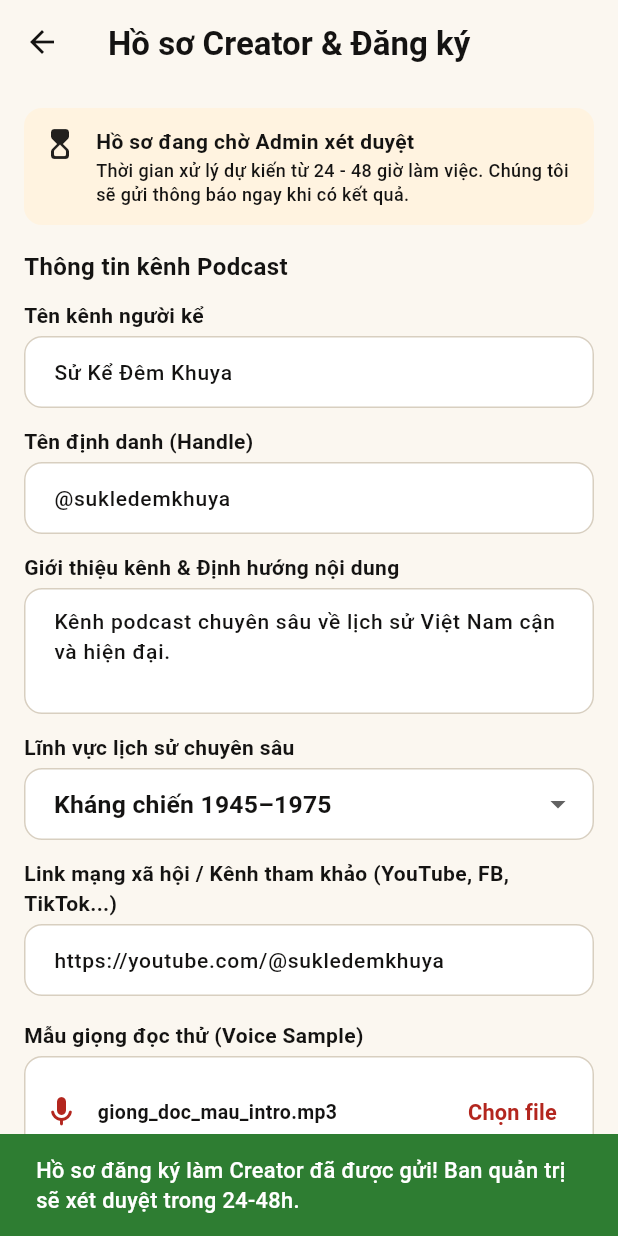
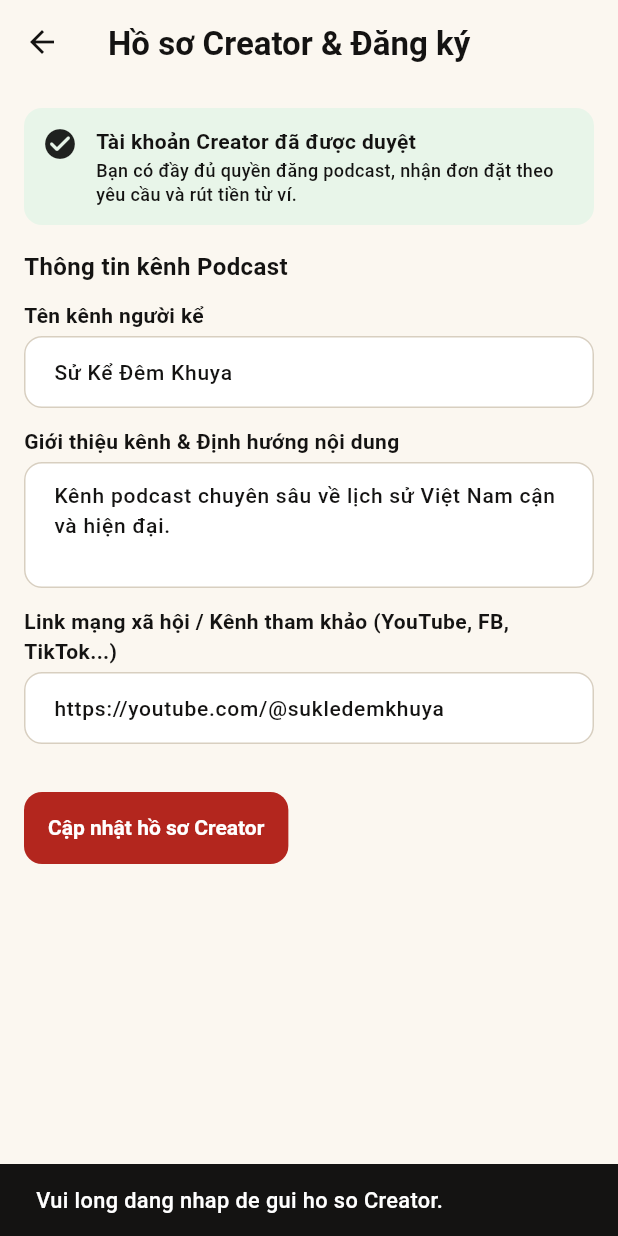
Before and after one commit to huynhngocduy3122021-sys/Podcast_History, a Flutter app: the CreatorRegistrationScreen screen opened directly, after a tap on "Cập nhật hồ sơ Creator", on a phone screen of 412 x 824 dp. Run offline on Flutter 3.47's test engine with Material 3 defaults, Android fonts, the phone set to English and light mode, and no system bars; our stand-ins replace fl_chart, flutter_riverpod; accounts and stored records are empty.

Commit message:
feat: Implement ApiCreatorRepository for creator registration and update related components

```diff
--- /dev/null
+++ b/Frontend/lib/features/creator_studio/data/repositories/api_creator_repository.dart
@@ -0,0 +1,67 @@
+import 'dart:convert';
+
+import 'package:http/http.dart' as http;
+import 'package:podcast_history/api_service.dart';
+import 'package:podcast_history/features/creator_studio/data/repositories/mock_creator_repository.dart';
+
+/// Uses the real backend for creator registration while keeping the other
+/// unfinished Creator Studio operations on the existing local implementation.
+class ApiCreatorRepository extends MockCreatorRepository {
+  ApiCreatorRepository({required this.accessToken, http.Client? client})
+    : _client = client ?? http.Client();
+
+  final String? accessToken;
+  final http.Client _client;
+
+  @override
+  Future<void> submitRegistration({
+    required String channelName,
+    required String handle,
+    required String bio,
+    required String category,
+    required String socialLink,
+    required String sampleVoiceName,
+  }) async {
+    final token = accessToken;
+    if (token == null || token.isEmpty) {
+      throw const ApiException('Vui long dang nhap de gui ho so Creator.', 401);
+    }
+
+    final response = await _client.post(
+      Uri.parse('$apiBaseUrl/api/creator-applications'),
+      headers: {
+        'Accept': 'application/json',
+        'Content-Type': 'application/json',
+        'Authorization': 'Bearer $token',
+        'ngrok-skip-browser-warning': 'true',
+      },
+      body: jsonEncode({
+        'channelName': channelName,
+        'introduction': bio,
+        'portfolioUrl': socialLink.isEmpty ? null : socialLink,
+      }),
+    );
+
+    if (response.statusCode < 200 || response.statusCode >= 300) {
+      throw ApiException(_errorMessage(response), response.statusCode);
+    }
+
+    await super.submitRegistration(
+      channelName: channelName,
+      handle: handle,
+      bio: bio,
+      category: category,
+      socialLink: socialLink,
+      sampleVoiceName: sampleVoiceName,
+    );
+  }
+
+  String _errorMessage(http.Response response) {
+    try {
+      final json = jsonDecode(response.body) as Map<String, dynamic>;
+      return '${json['message'] ?? 'Gui ho so that bai (${response.statusCode}).'}';
+    } catch (_) {
+      return 'Gui ho so that bai (${response.statusCode}).';
+    }
+  }
+}
--- a/Frontend/lib/features/creator_studio/presentation/controllers/creator_controller.dart
+++ b/Frontend/lib/features/creator_studio/presentation/controllers/creator_controller.dart
@@ -1,12 +1,16 @@
 import 'package:flutter_riverpod/flutter_riverpod.dart';
 import 'package:podcast_history/features/creator_studio/data/mock_creator_data.dart';
 import 'package:podcast_history/features/creator_studio/data/models/creator_models.dart';
-import 'package:podcast_history/features/creator_studio/data/repositories/mock_creator_repository.dart';
+import 'package:podcast_history/features/creator_studio/data/repositories/api_creator_repository.dart';
 import 'package:podcast_history/features/creator_studio/domain/creator_repository.dart';
 
 // Single repository instance
+final creatorAccessTokenProvider = Provider<String?>((ref) => null);
+
 final creatorRepositoryProvider = Provider<CreatorRepository>((ref) {
-  return MockCreatorRepository();
+  return ApiCreatorRepository(
+    accessToken: ref.watch(creatorAccessTokenProvider),
+  );
 });
 
 // Profile Controller
@@ -53,12 +57,14 @@
   }
 }
 
-final creatorProfileProvider = NotifierProvider<CreatorProfileNotifier, AsyncValue<CreatorProfile>>(
+final creatorProfileProvider =
+    NotifierProvider<CreatorProfileNotifier, AsyncValue<CreatorProfile>>(
       CreatorProfileNotifier.new,
     );
 
 // Podcasts Controller
-class CreatorPodcastsNotifier extends Notifier<AsyncValue<List<CreatorPodcast>>> {
+class CreatorPodcastsNotifier
+    extends Notifier<AsyncValue<List<CreatorPodcast>>> {
   @override
   AsyncValue<List<CreatorPodcast>> build() {
     return AsyncValue.data(MockCreatorData.podcasts);
@@ -107,12 +113,14 @@
   }
 }
 
-final creatorPodcastsProvider = NotifierProvider<CreatorPodcastsNotifier, AsyncValue<List<CreatorPodcast>>>(
+final creatorPodcastsProvider =
+    NotifierProvider<CreatorPodcastsNotifier, AsyncValue<List<CreatorPodcast>>>(
       CreatorPodcastsNotifier.new,
     );
 
 // Custom Requests Controller
-class CreatorRequestsNotifier extends Notifier<AsyncValue<List<PodcastRequest>>> {
+class CreatorRequestsNotifier
+    extends Notifier<AsyncValue<List<PodcastRequest>>> {
   @override
   AsyncValue<List<PodcastRequest>> build() {
     return AsyncValue.data(MockCreatorData.requests);
@@ -151,7 +159,8 @@
   }
 }
 
-final creatorRequestsProvider = NotifierProvider<CreatorRequestsNotifier, AsyncValue<List<PodcastRequest>>>(
+final creatorRequestsProvider =
+    NotifierProvider<CreatorRequestsNotifier, AsyncValue<List<PodcastRequest>>>(
       CreatorRequestsNotifier.new,
     );
 
@@ -175,13 +184,15 @@
 class WalletNotifier extends Notifier<AsyncValue<WalletState>> {
   @override
   AsyncValue<WalletState> build() {
-    return AsyncValue.data(WalletState(
+    return AsyncValue.data(
+      WalletState(
         available: 6850000,
         pending: 1200000,
         holding: 1500000,
         totalWithdrawn: 8500000,
         transactions: MockCreatorData.transactions,
-    ));
+      ),
+    );
   }
 
   CreatorRepository get _repo => ref.read(creatorRepositoryProvider);
@@ -191,19 +202,25 @@
       state = const AsyncValue.loading();
       final balance = await _repo.getWalletBalance();
       final txs = await _repo.getTransactions();
-      state = AsyncValue.data(WalletState(
+      state = AsyncValue.data(
+        WalletState(
           available: balance['available'] ?? 0,
           pending: balance['pending'] ?? 0,
           holding: balance['holding'] ?? 0,
           totalWithdrawn: balance['totalWithdrawn'] ?? 0,
           transactions: txs,
-      ));
+        ),
+      );
     } catch (e, st) {
       state = AsyncValue.error(e, st);
     }
   }
 
-  Future<void> withdrawMoney(int amount, String bankAccountId, String pin) async {
+  Future<void> withdrawMoney(
+    int amount,
+    String bankAccountId,
+    String pin,
+  ) async {
     await _repo.withdrawMoney(amount, bankAccountId, pin);
     await loadWallet();
   }
@@ -214,7 +231,8 @@
   }
 }
 
-final walletProvider = NotifierProvider<WalletNotifier, AsyncValue<WalletState>>(
+final walletProvider =
+    NotifierProvider<WalletNotifier, AsyncValue<WalletState>>(
       WalletNotifier.new,
     );
 
@@ -237,7 +255,11 @@
     }
   }
 
-  Future<void> addAccount(String bankName, String accountNumber, String accountHolder) async {
+  Future<void> addAccount(
+    String bankName,
+    String accountNumber,
+    String accountHolder,
+  ) async {
     await _repo.addBankAccount(bankName, accountNumber, accountHolder);
     await loadAccounts();
   }
@@ -248,12 +270,14 @@
   }
 }
 
-final bankAccountsProvider = NotifierProvider<BankAccountsNotifier, AsyncValue<List<BankAccount>>>(
+final bankAccountsProvider =
+    NotifierProvider<BankAccountsNotifier, AsyncValue<List<BankAccount>>>(
       BankAccountsNotifier.new,
     );
 
 // Comments Controller
-class CreatorCommentsNotifier extends Notifier<AsyncValue<List<StudioComment>>> {
+class CreatorCommentsNotifier
+    extends Notifier<AsyncValue<List<StudioComment>>> {
   @override
   AsyncValue<List<StudioComment>> build() {
     return AsyncValue.data(MockCreatorData.comments);
@@ -282,7 +306,8 @@
   }
 }
 
-final creatorCommentsProvider = NotifierProvider<CreatorCommentsNotifier, AsyncValue<List<StudioComment>>>(
+final creatorCommentsProvider =
+    NotifierProvider<CreatorCommentsNotifier, AsyncValue<List<StudioComment>>>(
       CreatorCommentsNotifier.new,
     );
 
@@ -305,12 +330,17 @@
     }
   }
 
-  Future<void> createForm(String title, String description, List<FormQuestion> questions) async {
+  Future<void> createForm(
+    String title,
+    String description,
+    List<FormQuestion> questions,
+  ) async {
     await _repo.createForm(title, description, questions);
     await loadForms();
   }
 }
 
-final creatorFormsProvider = NotifierProvider<CreatorFormsNotifier, AsyncValue<List<InteractiveForm>>>(
+final creatorFormsProvider =
+    NotifierProvider<CreatorFormsNotifier, AsyncValue<List<InteractiveForm>>>(
       CreatorFormsNotifier.new,
     );
--- a/Frontend/lib/features/creator_studio/presentation/views/registration/creator_registration_screen.dart
+++ b/Frontend/lib/features/creator_studio/presentation/views/registration/creator_registration_screen.dart
@@ -6,36 +6,31 @@
 import 'package:podcast_history/core/widgets/app_text_field.dart';
 import 'package:podcast_history/features/creator_studio/presentation/controllers/creator_controller.dart';
 import 'package:podcast_history/features/creator_studio/data/models/creator_models.dart';
+import 'package:podcast_history/api_service.dart';
 
 class CreatorRegistrationScreen extends ConsumerStatefulWidget {
   const CreatorRegistrationScreen({super.key});
 
   @override
-  ConsumerState<CreatorRegistrationScreen> createState() => _CreatorRegistrationScreenState();
+  ConsumerState<CreatorRegistrationScreen> createState() =>
+      _CreatorRegistrationScreenState();
 }
 
-class _CreatorRegistrationScreenState extends ConsumerState<CreatorRegistrationScreen> {
+class _CreatorRegistrationScreenState
+    extends ConsumerState<CreatorRegistrationScreen> {
   final _formKey = GlobalKey<FormState>();
   final _nameCtrl = TextEditingController(text: 'Sử Kể Đêm Khuya');
-  final _handleCtrl = TextEditingController(text: '@sukledemkhuya');
-  final _bioCtrl = TextEditingController(text: 'Kênh podcast chuyên sâu về lịch sử Việt Nam cận và hiện đại.');
-  final _socialCtrl = TextEditingController(text: 'https://youtube.com/@sukledemkhuya');
-  String _selectedCategory = 'Kháng chiến 1945–1975';
-  String? _sampleVoiceName = 'giong_doc_mau_intro.mp3';
+  final _bioCtrl = TextEditingController(
+    text: 'Kênh podcast chuyên sâu về lịch sử Việt Nam cận và hiện đại.',
+  );
+  final _socialCtrl = TextEditingController(
+    text: 'https://youtube.com/@sukledemkhuya',
+  );
   bool _isSubmitting = false;
-
-  final List<String> _categories = [
-    'Kháng Pháp & Cách mạng (1858–1954)',
-    'Kháng chiến 1945–1975',
-    'Nhân vật & Sự kiện Lịch sử',
-    'Thời kỳ Bao cấp & Đổi Mới 1986',
-    'Văn hóa & Di sản Lịch sử',
-  ];
 
   @override
   void dispose() {
     _nameCtrl.dispose();
-    _handleCtrl.dispose();
     _bioCtrl.dispose();
     _socialCtrl.dispose();
     super.dispose();
@@ -45,23 +40,41 @@
     if (!_formKey.currentState!.validate()) return;
     setState(() => _isSubmitting = true);
 
-    await ref.read(creatorProfileProvider.notifier).submitRegistration(
+    try {
+      await ref
+          .read(creatorProfileProvider.notifier)
+          .submitRegistration(
             channelName: _nameCtrl.text.trim(),
-          handle: _handleCtrl.text.trim(),
+            handle: '',
             bio: _bioCtrl.text.trim(),
-          category: _selectedCategory,
+            category: '',
             socialLink: _socialCtrl.text.trim(),
-          sampleVoiceName: _sampleVoiceName ?? 'sample.mp3',
+            sampleVoiceName: '',
           );
 
-    setState(() => _isSubmitting = false);
       if (mounted) {
         ScaffoldMessenger.of(context).showSnackBar(
           const SnackBar(
-          content: Text('Hồ sơ đăng ký làm Creator đã được gửi! Ban quản trị sẽ xét duyệt trong 24-48h.'),
+            content: Text(
+              'Hồ sơ đăng ký làm Creator đã được gửi! Ban quản trị sẽ xét duyệt trong 24-48h.',
+            ),
             backgroundColor: AppColors.success,
           ),
         );
+      }
+    } on ApiException catch (exception) {
+      if (mounted) {
+        ScaffoldMessenger.of(context)
+            .showSnackBar(SnackBar(content: Text(exception.message)));
+      }
+    } catch (_) {
+      if (mounted) {
+        ScaffoldMessenger.of(context).showSnackBar(
+          const SnackBar(content: Text('Khong the gui ho so den may chu.')),
+        );
+      }
+    } finally {
+      if (mounted) setState(() => _isSubmitting = false);
     }
   }
 
@@ -72,9 +85,7 @@
     final isDark = theme.brightness == Brightness.dark;
 
     return Scaffold(
-      appBar: AppBar(
-        title: const Text('Hồ sơ Creator & Đăng ký'),
-      ),
+      appBar: AppBar(title: const Text('Hồ sơ Creator & Đăng ký')),
       body: ListView(
         padding: const EdgeInsets.all(AppSpacing.screenMargin),
         children: [
@@ -95,32 +106,18 @@
                 AppTextField(
                   label: 'Tên kênh người kể',
                   controller: _nameCtrl,
-                  validator: (v) => (v == null || v.isEmpty) ? 'Vui lòng nhập tên kênh' : null,
-                ),
-                const SizedBox(height: AppSpacing.md),
-                AppTextField(
-                  label: 'Tên định danh (Handle)',
-                  hint: '@tenkenh',
-                  controller: _handleCtrl,
-                  validator: (v) => (v == null || v.isEmpty) ? 'Vui lòng nhập handle' : null,
+                  validator: (v) => (v == null || v.isEmpty)
+                      ? 'Vui lòng nhập tên kênh'
+                      : null,
                 ),
                 const SizedBox(height: AppSpacing.md),
                 AppTextField(
                   label: 'Giới thiệu kênh & Định hướng nội dung',
                   controller: _bioCtrl,
                   maxLines: 3,
-                  validator: (v) => (v == null || v.isEmpty) ? 'Vui lòng giới thiệu kênh' : null,
-                ),
-                const SizedBox(height: AppSpacing.md),
-                const Text('Lĩnh vực lịch sử chuyên sâu', style: TextStyle(fontWeight: FontWeight.w600, fontSize: 14)),
-                const SizedBox(height: AppSpacing.xs),
-                DropdownButtonFormField<String>(
-                  initialValue: _selectedCategory,
-                  decoration: const InputDecoration(),
-                  items: _categories.map((c) => DropdownMenuItem(value: c, child: Text(c))).toList(),
-                  onChanged: (val) {
-                    if (val != null) setState(() => _selectedCategory = val);
-                  },
+                  validator: (v) => (v == null || v.isEmpty)
+                      ? 'Vui lòng giới thiệu kênh'
+                      : null,
                 ),
                 const SizedBox(height: AppSpacing.md),
                 AppTextField(
@@ -128,44 +125,12 @@
                   controller: _socialCtrl,
                   hint: 'https://...',
                 ),
-                const SizedBox(height: AppSpacing.lg),
-
-                // Upload tệp giọng đọc thử
-                const Text('Mẫu giọng đọc thử (Voice Sample)', style: TextStyle(fontWeight: FontWeight.w600, fontSize: 14)),
-                const SizedBox(height: AppSpacing.xs),
-                Container(
-                  padding: const EdgeInsets.all(AppSpacing.md),
-                  decoration: BoxDecoration(
-                    color: isDark ? AppColors.surfaceDark : AppColors.surfaceLight,
-                    borderRadius: AppSpacing.roundedMd,
-                    border: Border.all(color: isDark ? AppColors.outlineDark : AppColors.outlineLight),
-                  ),
-                  child: Row(
-                    children: [
-                      const Icon(Icons.mic_rounded, color: AppColors.primaryLight),
-                      const SizedBox(width: AppSpacing.md),
-                      Expanded(
-                        child: Text(
-                          _sampleVoiceName ?? 'Chưa chọn file mẫu giọng',
-                          style: const TextStyle(fontWeight: FontWeight.w600, fontSize: 13),
-                        ),
-                      ),
-                      TextButton(
-                        onPressed: () {
-                          setState(() => _sampleVoiceName = 'giong_doc_test_vietcast.mp3');
-                          ScaffoldMessenger.of(context).showSnackBar(
-                            const SnackBar(content: Text('Đã tải lên tệp mẫu giọng đọc')),
-                          );
-                        },
-                        child: const Text('Chọn file'),
-                      ),
-                    ],
-                  ),
-                ),
                 const SizedBox(height: AppSpacing.xxl),
 
                 AppButton(
-                  label: profile?.status == CreatorStatus.rejected ? 'Gửi lại hồ sơ xét duyệt' : 'Cập nhật hồ sơ Creator',
+                  label: profile?.status == CreatorStatus.rejected
+                      ? 'Gửi lại hồ sơ xét duyệt'
+                      : 'Cập nhật hồ sơ Creator',
                   isLoading: _isSubmitting,
                   onPressed: _submitForm,
                 ),
@@ -200,26 +165,35 @@
         bg = AppColors.errorContainer;
         icon = Icons.cancel_rounded;
         title = 'Hồ sơ bị từ chối';
-        desc = profile.rejectReason ?? 'Hồ sơ thiếu nguồn xác thực hoặc mẫu giọng đọc chưa đạt chuẩn.';
+        desc =
+            profile.rejectReason ??
+            'Hồ sơ thiếu nguồn xác thực hoặc mẫu giọng đọc chưa đạt chuẩn.';
         break;
     }
 
     return Container(
       padding: const EdgeInsets.all(AppSpacing.md),
-      decoration: BoxDecoration(
-        color: bg,
-        borderRadius: AppSpacing.roundedMd,
-      ),
+      decoration: BoxDecoration(color: bg, borderRadius: AppSpacing.roundedMd),
       child: Row(
         crossAxisAlignment: CrossAxisAlignment.start,
         children: [
-          Icon(icon, size: 24, color: isDark ? AppColors.onSurfaceDark : Colors.black87),
+          Icon(
+            icon,
+            size: 24,
+            color: isDark ? AppColors.onSurfaceDark : Colors.black87,
+          ),
           const SizedBox(width: AppSpacing.md),
           Expanded(
             child: Column(
               crossAxisAlignment: CrossAxisAlignment.start,
               children: [
-                Text(title, style: const TextStyle(fontWeight: FontWeight.w700, fontSize: 14)),
+                Text(
+                  title,
+                  style: const TextStyle(
+                    fontWeight: FontWeight.w700,
+                    fontSize: 14,
+                  ),
+                ),
                 const SizedBox(height: 2),
                 Text(desc, style: const TextStyle(fontSize: 12, height: 1.35)),
               ],
```
Also changed, not shown: Frontend/lib/features/creator_studio/data/repositories/mock_creator_repository.dart (+43 -13 lines), Frontend/lib/features/creator_studio/domain/creator_repository.dart (+15 -3 lines), Frontend/lib/main.dart (+30 -5 lines), Frontend/pubspec.lock. Lines whose indentation alone changed are shown as unchanged.
